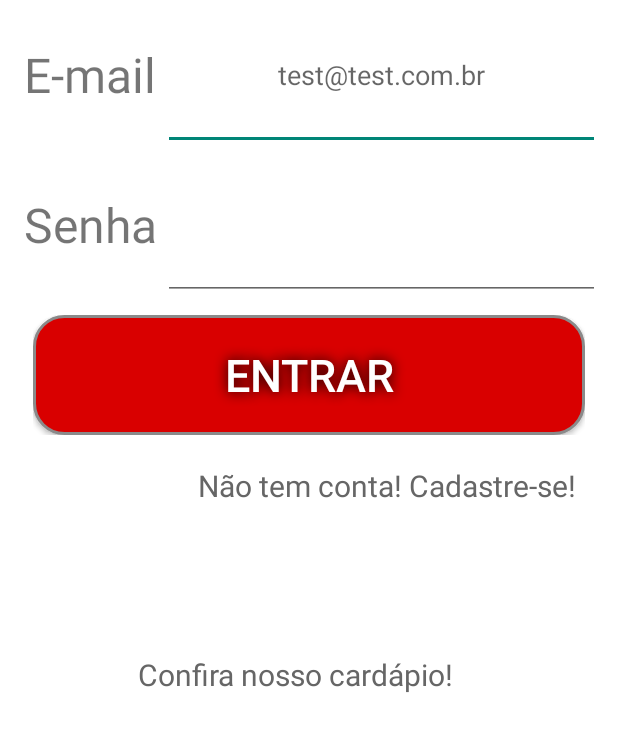
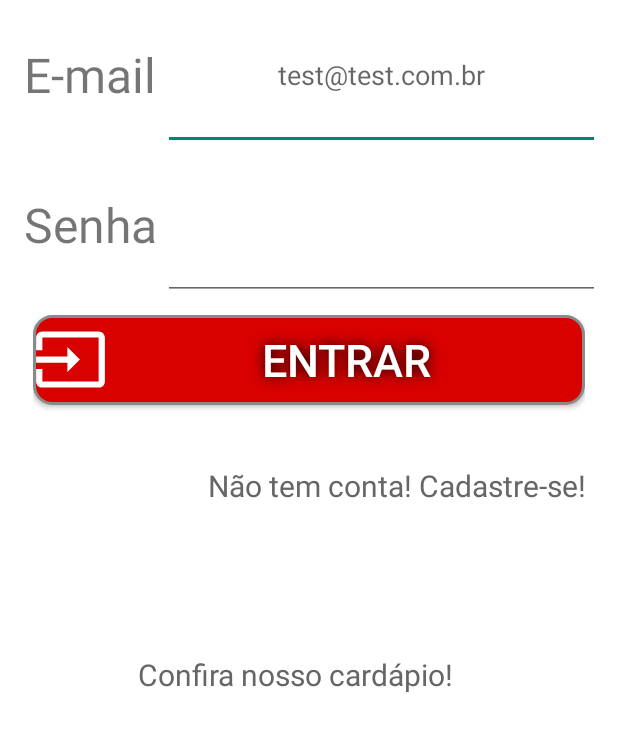
Before and after one commit to PauloGobor/PizzaDelivery, an Android app: the screen it shows after launch (MainActivity), on a phone screen of 412 x 824 dp, the part 468-1220 px from its top. Run offline under Robolectric (Android 15) with nearby library versions, the phone set to English and light mode, and no system bars.

```diff
--- /dev/null
+++ b/app/src/main/java/edu/up/pizzadelivery/model/Sabores.java
@@ -0,0 +1,4 @@
+package edu.up.pizzadelivery.model;
+
+public class Sabores {
+}
--- a/app/src/main/res/drawable-anydpi/ic_action_name.xml
+++ b/app/src/main/res/drawable-anydpi/ic_action_name.xml
@@ -1,6 +1,6 @@
 <vector xmlns:android="http://schemas.android.com/apk/res/android"
-    android:width="24dp"
-    android:height="24dp"
+    android:width="50dp"
+    android:height="50dp"
     android:viewportWidth="24"
     android:viewportHeight="24"
     android:tint="#FFFFFF">
--- a/app/src/main/res/drawable/btn_entrar.xml
+++ b/app/src/main/res/drawable/btn_entrar.xml
@@ -1,7 +1,7 @@
 <?xml version="1.0" encoding="utf-8"?>
 <shape xmlns:android="http://schemas.android.com/apk/res/android" android:shape="rectangle" >
 <corners
-    android:radius="20dp"
+    android:radius="12dp"
     />
 <solid
     android:color="#D90000"
--- a/app/src/main/res/layout/activity_main.xml
+++ b/app/src/main/res/layout/activity_main.xml
@@ -75,11 +75,13 @@
         <Button
             android:id="@+id/btnEntrar"
             android:layout_width="match_parent"
-            android:layout_height="match_parent"
+            android:layout_height="wrap_content"
             android:text="Entrar"
             android:textColor="#FFFFFF"
             android:textSize="30sp"
             android:background="@drawable/btn_entrar"
+            android:drawableLeft="@drawable/ic_action_name"
+
             android:shadowColor="#000000"
             android:shadowDx="0"
             android:shadowDy="0"
@@ -91,14 +93,20 @@
         android:layout_width="match_parent"
         android:layout_height="0dp"
         android:layout_weight="1"
-        android:orientation="horizontal"
-        android:paddingLeft="110dp">
+        android:orientation="horizontal">
+
+        <TextView
+            android:layout_width="match_parent"
+            android:layout_height="match_parent"
+            android:layout_weight="3"/>
 
         <TextView
             android:id="@+id/txtNaoCadastro"
-            android:layout_width="wrap_content"
+            android:layout_width="match_parent"
             android:layout_height="wrap_content"
+            android:layout_weight="1"
             android:layout_gravity="right"
+            android:gravity="right"
             android:onClick="CadastroPessoaActivity"
             android:padding="10dp"
             android:text="Não tem conta! Cadastre-se!"
```
